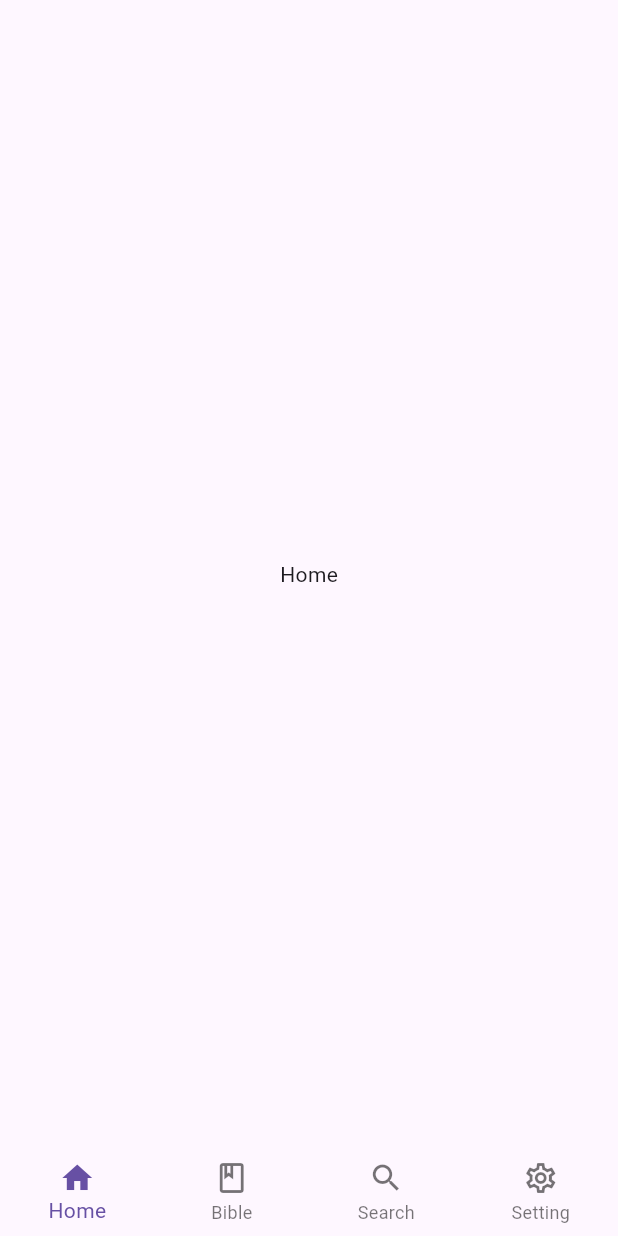
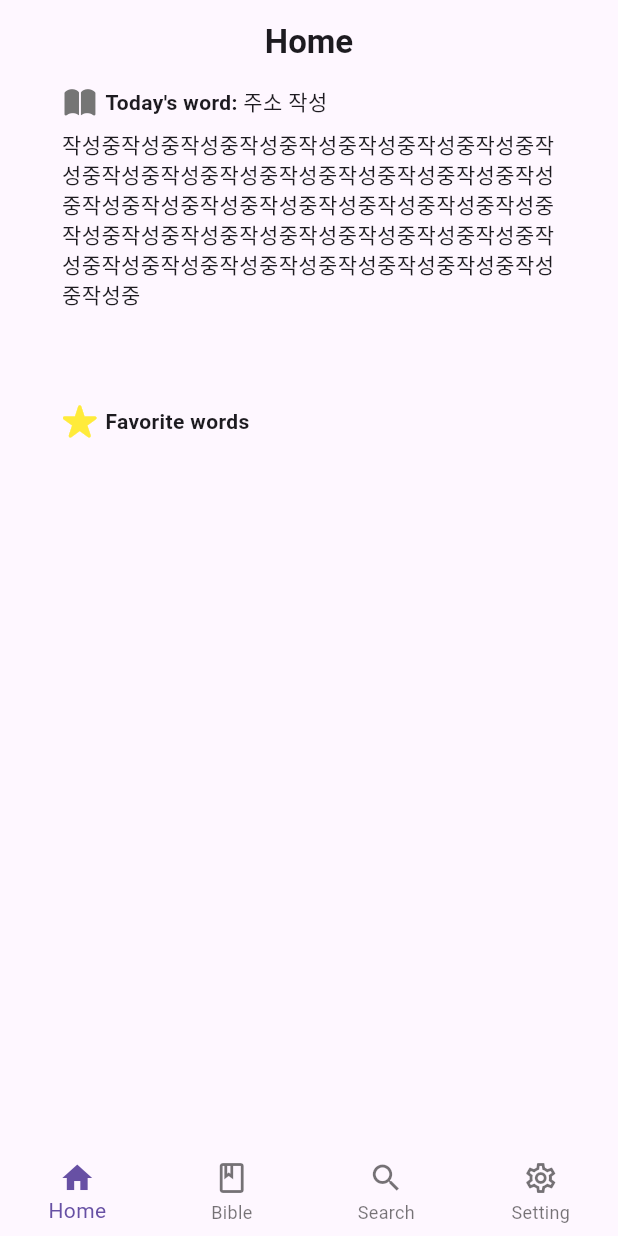
Before and after one commit to ashjang/LordBible_flutter, a Flutter app: the screen it shows after launch, on a phone screen of 412 x 824 dp. Run offline on Flutter 3.47's test engine with Material 3 defaults, Android fonts, the phone set to English and light mode, and no system bars; our stand-ins replace firebase_core, get; accounts and stored records are empty; generated files the repository leaves out were written again.

Commit message:
[add] - home page
- home page의 기본 틀 작성

### [TODO]
- Firebase로부터 오늘의 말씀 끌어오기
- Favorite word의 view와 shared_preferences 설정 및 구현 필요

```diff
--- a/lib/src/app.dart
+++ b/lib/src/app.dart
@@ -2,6 +2,7 @@ import 'package:flutter/cupertino.dart';
 import 'package:flutter/material.dart';
 import 'package:flutter/widgets.dart';
 import 'package:get/get.dart';
+import 'package:lord_bible/src/pages/home.dart';
 import './controller/bottom_nav_controller.dart';
 
 class App extends GetView<BottomNavController> {
@@ -13,7 +14,7 @@ class App extends GetView<BottomNavController> {
       body: IndexedStack(
         index: controller.pageIndex.value,
         children: [
-          Container(child: Center(child: Text("Home")),),
+          const Home(),
           Container(child: Center(child: Text("Bible")),),
           Container(child: Center(child: Text("Search")),),
           Container(child: Center(child: Text("Setting")),),
--- /dev/null
+++ b/lib/src/pages/home.dart
@@ -0,0 +1,73 @@
+import 'package:flutter/material.dart';
+import 'package:flutter/cupertino.dart';
+
+class Home extends StatefulWidget {
+  const Home({super.key});
+
+  @override
+  State<Home> createState() => _HomeState();
+}
+
+class _HomeState extends State<Home> {
+  Widget _todayWord() {
+    return Expanded(
+      flex: 3,
+      child: Column(
+        crossAxisAlignment: CrossAxisAlignment.start,
+        children: [
+          Row(
+            children: [
+              Icon(CupertinoIcons.book_fill, color: Colors.grey[600]),
+              SizedBox(width: 5),
+              Text("Today's word: ", style: TextStyle(fontWeight: FontWeight.bold)),
+              Expanded(child: Text("주소 작성", softWrap: true, overflow: TextOverflow.clip))
+            ],
+          ),
+
+          SizedBox(height: 6),
+          Expanded(child: Text("작성중작성중작성중작성중작성중작성중작성중작성중작성중작성중작성중작성중작성중작성중작성중작성중작성중작성중작성중작성중작성중작성중작성중작성중작성중작성중작성중작성중작성중작성중작성중작성중작성중작성중작성중작성중작성중작성중작성중작성중작성중작성중작성중", overflow: TextOverflow.ellipsis, maxLines: 6,))
+        ],
+      ),
+    );
+  }
+
+  Widget _favoriteWord() {
+    return Expanded(
+        flex: 7,
+        child: Column(
+          crossAxisAlignment: CrossAxisAlignment.start,
+          children: [
+            Row(
+              children: [
+                Icon(CupertinoIcons.star_fill, color: Colors.yellow,),
+                SizedBox(width: 5),
+                Text("Favorite words", style: TextStyle(fontWeight: FontWeight.bold))
+              ],
+            ),
+            SizedBox(width: 6)
+            // 즐겨찾는 말씀 로직 구현하기
+          ],
+        )
+    );
+  }
+
+  @override
+  Widget build(BuildContext context) {
+    return Scaffold(
+        appBar: AppBar(
+          centerTitle: true,
+          title: Text("Home", style: TextStyle(fontWeight: FontWeight.bold)),
+        ),
+
+        body: Padding(
+            padding: EdgeInsets.symmetric(horizontal: MediaQuery.of(context).size.width * 0.1),
+            child: Column(
+              children: [
+                _todayWord(),
+                _favoriteWord()
+              ],
+            )
+        )
+    );
+  }
+}
```
